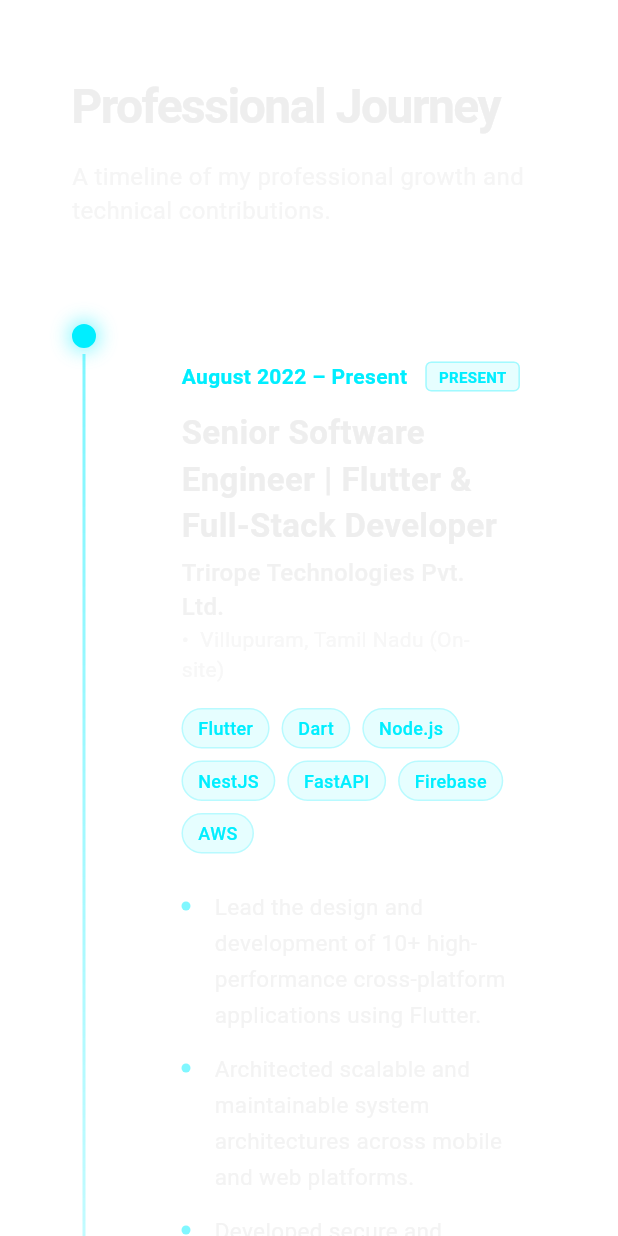
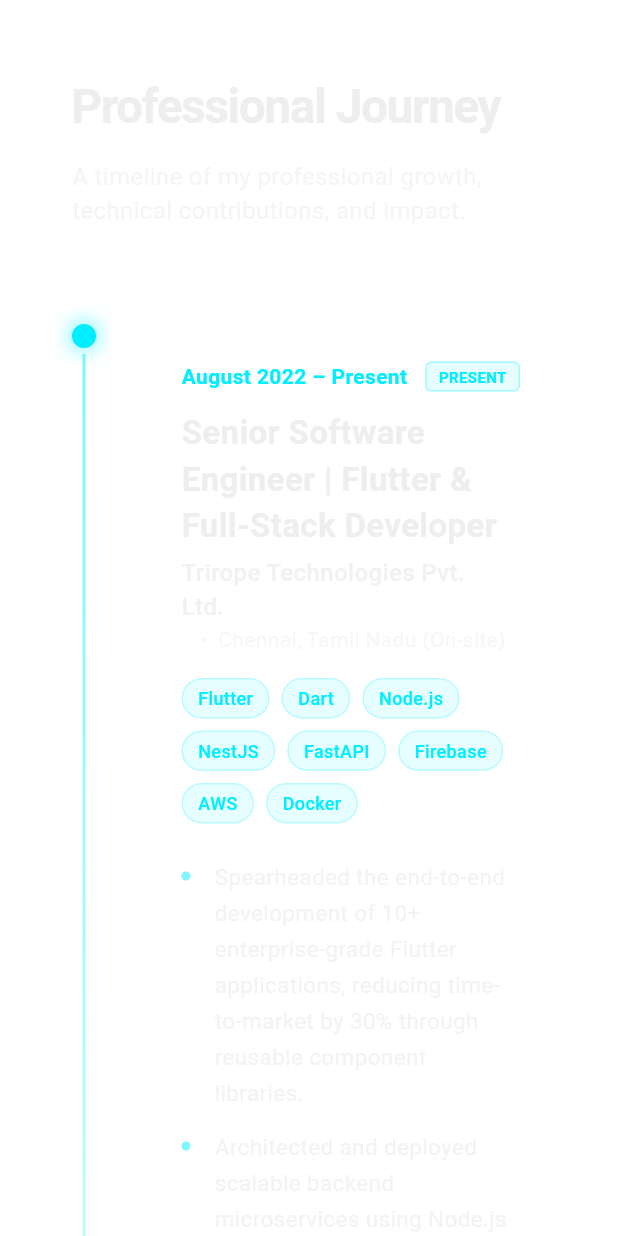
Before and after one commit to BaskaranDeveloper/workspace-portfolio, a Flutter app: the ExperienceView screen opened directly, on a phone screen of 412 x 824 dp. Run offline on Flutter 3.47's test engine with Material 3 defaults, Android fonts, the phone set to English and light mode, and no system bars; our stand-ins replace battery_plus, connectivity_plus, flutter_riverpod, go_router, pdf, printing; missing offline and left inert: dart:js.

Commit message:
feat: add dedicated views for education, experience, and resume sections, along with a new FunFactCard widget.

```diff
--- a/lib/features/education/presentation/education_view.dart
+++ b/lib/features/education/presentation/education_view.dart
@@ -1,5 +1,6 @@
 import 'package:flutter/material.dart';
 import 'package:workspace/shared_ui/theme/app_colors.dart';
+import 'package:workspace/shared_ui/widgets/fun_fact_card.dart';
 import 'package:workspace/shared_ui/widgets/glass_container.dart';
 
 class EducationView extends StatefulWidget {
@@ -87,6 +88,9 @@ class _EducationViewState extends State<EducationView>
                     'The foundational years. Learned that Mitochondria is the powerhouse of the cell (still waiting to use that info). Scored 808/1200 - enough to make my parents slightly proud but mostly relieved.',
               ),
             ),
+            const SizedBox(height: 48),
+            _buildAnimatedItem(4, const FunFactCard()),
+            const SizedBox(height: 24),
           ],
         ),
       ),
--- a/lib/features/experience/presentation/experience_view.dart
+++ b/lib/features/experience/presentation/experience_view.dart
@@ -1,5 +1,6 @@
 import 'package:flutter/material.dart';
 import 'package:workspace/shared_ui/theme/app_colors.dart';
+import 'package:workspace/shared_ui/widgets/fun_fact_card.dart';
 import 'package:workspace/shared_ui/widgets/glass_container.dart';
 
 class ExperienceView extends StatefulWidget {
@@ -54,7 +55,7 @@ class _ExperienceViewState extends State<ExperienceView>
             _buildAnimatedItem(
               1,
               Text(
-                'A timeline of my professional growth and technical contributions.',
+                'A timeline of my professional growth, technical contributions, and impact.',
                 style: TextStyle(
                   color: AppColors.textPrimary.withValues(alpha: 0.6),
                   fontSize: 16,
@@ -69,7 +70,7 @@ class _ExperienceViewState extends State<ExperienceView>
                     'Senior Software Engineer | Flutter & Full-Stack Developer',
                 company: 'Trirope Technologies Pvt. Ltd.',
                 duration: 'August 2022 – Present',
-                location: 'Villupuram, Tamil Nadu (On-site)',
+                location: 'Chennai, Tamil Nadu (On-site)',
                 isCurrent: true,
                 skills: [
                   'Flutter',
@@ -79,41 +80,21 @@ class _ExperienceViewState extends State<ExperienceView>
                   'FastAPI',
                   'Firebase',
                   'AWS',
+                  'Docker',
                 ],
                 points: [
-                  'Lead the design and development of 10+ high-performance cross-platform applications using Flutter.',
-                  'Architected scalable and maintainable system architectures across mobile and web platforms.',
-                  'Developed secure and robust backend services using Node.js, NestJS, and FastAPI.',
-                  'Built and integrated complex features: secure payments, real-time notifications, and advanced analytics.',
-                  'Driving Agile/Scrum processes and managing version control with Git and Bitbucket.',
-                  'Mentoring junior developers through code reviews and technical guidance.',
-                  'Optimizing production performance and resolving critical issues for enterprise clients.',
+                  'Spearheaded the end-to-end development of 10+ enterprise-grade Flutter applications, reducing time-to-market by 30% through reusable component libraries.',
+                  'Architected and deployed scalable backend microservices using Node.js and NestJS, supporting 10k+ concurrent users.',
+                  'Integrated high-security payment gateways, biometric authentication, and real-time socket-based features.',
+                  'Mentored a team of 4 junior developers, conducting code reviews and enforcing clean architecture principles.',
+                  'Optimized app performance, achieving a 99.9% crash-free rate and consistently high frame rates on low-end devices.',
+                  'Collaborated directly with clients to translate business requirements into technical specifications and actionable sprints.',
                 ],
               ),
             ),
-            const SizedBox(height: 32),
-            _buildAnimatedItem(
-              3,
-              _buildTimelineItem(
-                title: 'B.E. Computer Science Engineering',
-                company: 'Anna University',
-                duration: '2017 – 2021',
-                location: 'Tamil Nadu, India',
-                isCurrent: false,
-                skills: [
-                  'Data Structures',
-                  'Algorithms',
-                  'C++',
-                  'Java',
-                  'Cyber Security',
-                ],
-                points: [
-                  'Foundational training in data structures, algorithms, and software engineering principles.',
-                  'Specialized in mobile application development and system security.',
-                  'Completed various technical certifications including Ethical Hacking.',
-                ],
-              ),
-            ),
+            const SizedBox(height: 48),
+            _buildAnimatedItem(3, const FunFactCard()),
+            const SizedBox(height: 24),
           ],
         ),
       ),
--- a/lib/features/experience/presentation/mobile_experience.dart
+++ b/lib/features/experience/presentation/mobile_experience.dart
@@ -40,7 +40,7 @@ class MobileExperience extends StatelessWidget {
               title: 'Senior Software Engineer\nFlutter & Full-Stack',
               company: 'Trirope Technologies',
               duration: 'August 2022 – Present',
-              location: 'Villupuram, Tamil Nadu',
+              location: 'Chennai, Tamil Nadu',
               isCurrent: true,
               skills: ['Flutter', 'Node.js', 'NestJS', 'FastAPI', 'AWS'],
               points: [
--- a/lib/features/resume/presentation/resume_view.dart
+++ b/lib/features/resume/presentation/resume_view.dart
@@ -131,32 +131,22 @@ class ResumeView extends StatelessWidget {
                 ),
                 const SizedBox(height: 12),
                 _buildBulletPoint(
-                  'Designed, developed, and deployed high-performance cross-platform applications using Flutter.',
+                  'Spearheaded the end-to-end development of 10+ enterprise-grade Flutter applications, reducing time-to-market by 30%.',
                 ),
                 _buildBulletPoint(
-                  'Delivered 10+ production-ready applications from concept to deployment.',
+                  'Architected and deployed scalable backend microservices using Node.js and NestJS, supporting 10k+ concurrent users.',
                 ),
                 _buildBulletPoint(
-                  'Built modular, scalable, and maintainable system architecture.',
+                  'Integrated high-security payment gateways, biometric authentication, and real-time socket-based features.',
                 ),
                 _buildBulletPoint(
-                  'Developed secure backend services using Node.js, NestJS, Express, and FastAPI.',
+                  'Mentored a team of 4 junior developers, conducting code reviews and enforcing clean architecture principles.',
                 ),
                 _buildBulletPoint(
-                  'Integrated authentication, payments, notifications, and analytics.',
-                ),
-                _buildBulletPoint('Worked in Agile/Scrum teams using Jira.'),
-                _buildBulletPoint(
-                  'Managed version control using Git, Bitbucket, and SourceTree.',
+                  'Optimized app performance, achieving a 99.9% crash-free rate and consistently high frame rates on low-end devices.',
                 ),
                 _buildBulletPoint(
-                  'Conducted code reviews and improved software quality.',
-                ),
-                _buildBulletPoint(
-                  'Resolved production issues and optimized application performance.',
-                ),
-                _buildBulletPoint(
-                  'Collaborated with QA, DevOps, product managers, and clients.',
+                  'Collaborated directly with clients to translate business requirements into technical specifications and actionable sprints.',
                 ),
                 const SizedBox(height: 32),
 
@@ -557,22 +547,22 @@ class ResumeView extends StatelessWidget {
                 ),
                 pw.SizedBox(height: 6),
                 _buildPdfBullet(
-                  'Designed, developed, and deployed high-performance cross-platform applications using Flutter.',
+                  'Spearheaded the end-to-end development of 10+ enterprise-grade Flutter applications, reducing time-to-market by 30%.',
                 ),
                 _buildPdfBullet(
-                  'Delivered 10+ production-ready applications from concept to deployment.',
+                  'Architected and deployed scalable backend microservices using Node.js and NestJS, supporting 10k+ concurrent users.',
                 ),
                 _buildPdfBullet(
-                  'Built modular, scalable, and maintainable system architecture.',
+                  'Integrated high-security payment gateways, biometric authentication, and real-time socket-based features.',
                 ),
                 _buildPdfBullet(
-                  'Developed secure backend services using Node.js, NestJS, Express, and FastAPI.',
+                  'Mentored a team of 4 junior developers, conducting code reviews and enforcing clean architecture principles.',
                 ),
                 _buildPdfBullet(
-                  'Integrated authentication, payments, notifications, and analytics.',
+                  'Optimized app performance, achieving a 99.9% crash-free rate and consistently high frame rates on low-end devices.',
                 ),
                 _buildPdfBullet(
-                  'Resolved production issues and optimized application performance.',
+                  'Collaborated directly with clients to translate business requirements into technical specifications and actionable sprints.',
                 ),
                 pw.SizedBox(height: 20),
 
```
Also changed, not shown: lib/shared_ui/widgets/fun_fact_card.dart (added, +115 -0 lines), 1 other file.
